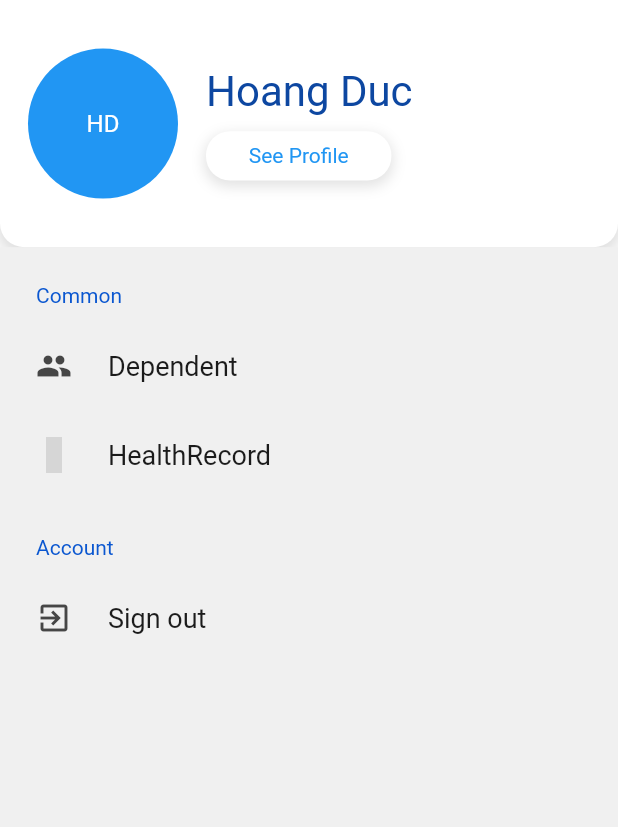
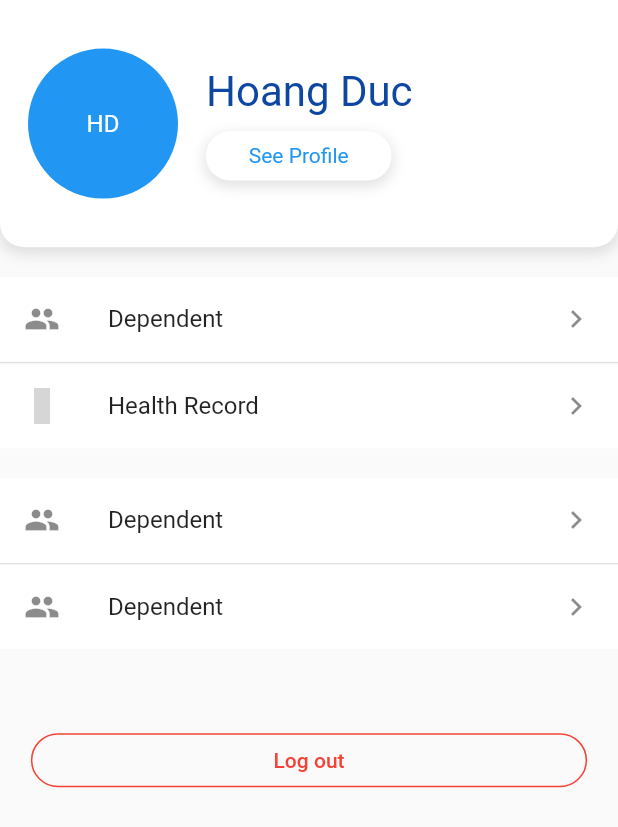
Before and after one commit to CapstoneProject-DrFamily/Mobile_Users_App, a Flutter app: the SettingPage screen opened directly, on a phone screen of 412 x 824 dp. Shown: the top 827 px of the screen. Run offline on Flutter 3.47's test engine with Material 2 defaults, Android fonts, the phone set to English and light mode, and no system bars; drawn by our look-alikes of settings_ui; our stand-ins replace bottom_navy_bar, custom_radio_grouped_button, eva_icons_flutter, firebase_auth, flutter_datetime_picker, flutter_rating_bar and 10 more; missing offline and left inert: commons, flutter_picker, keyboard_visibility; accounts and stored records are empty; grey boxes are pictures that could not be loaded.

Commit message:
fix setting page user

```diff
--- a/lib/screens/landing_page/setting.dart
+++ b/lib/screens/landing_page/setting.dart
@@ -13,40 +13,76 @@ class SettingPage extends StatelessWidget {
         body: Column(
           children: [
             _buildHeader(context),
-            Flexible(
-              child: SettingsList(
-                sections: [
-                  SettingsSection(
-                    title: 'Common',
-                    tiles: [
-                      SettingsTile(
-                        title: 'Dependent',
-                        leading: Icon(Icons.people),
-                      ),
-                      SettingsTile(
-                        title: 'HealthRecord',
-                        onTap: () {
-                          Navigator.push(
-                            context,
-                            MaterialPageRoute(
-                              builder: (context) => HealthRecordScreen(),
-                            ),
-                          );
-                        },
-                        leading: Icon(EvaIcons.activityOutline),
-                      ),
-                    ],
+            Column(
+              crossAxisAlignment: CrossAxisAlignment.start,
+              children: [
+                SizedBox(
+                  height: 20,
+                ),
+                Container(
+                  color: Colors.white,
+                  child: ListTile(
+                    leading: Icon(Icons.people),
+                    title: Text("Dependent"),
+                    trailing: Icon(Icons.keyboard_arrow_right),
                   ),
-                  SettingsSection(
-                    title: 'Account',
-                    tiles: [
-                      SettingsTile(
-                          title: 'Sign out', leading: Icon(Icons.exit_to_app)),
-                    ],
+                ),
+                Divider(
+                  height: 2,
+                ),
+                Container(
+                  color: Colors.white,
+                  child: ListTile(
+                    leading: Icon(EvaIcons.activityOutline),
+                    title: Text("Health Record"),
+                    trailing: Icon(Icons.keyboard_arrow_right),
                   ),
-                ],
-              ),
-            ),
+                ),
+                SizedBox(
+                  height: 20,
+                ),
+                Container(
+                  color: Colors.white,
+                  child: ListTile(
+                    leading: Icon(Icons.people),
+                    title: Text("Dependent"),
+                    trailing: Icon(Icons.keyboard_arrow_right),
+                  ),
+                ),
+                Divider(
+                  height: 2,
+                ),
+                Container(
+                  color: Colors.white,
+                  child: ListTile(
+                    leading: Icon(Icons.people),
+                    title: Text("Dependent"),
+                    trailing: Icon(Icons.keyboard_arrow_right),
+                  ),
+                ),
+                SizedBox(
+                  height: 50,
+                ),
+                Row(
+                  mainAxisAlignment: MainAxisAlignment.center,
+                  children: [
+                    Container(
+                      width: MediaQuery.of(context).size.width * 0.9,
+                      child: FlatButton(
+                          shape: RoundedRectangleBorder(
+                            side: BorderSide(color: Colors.red),
+                            borderRadius: BorderRadius.circular(20.0),
+                          ),
+                          onPressed: () {},
+                          child: Text(
+                            'Log out',
+                            style: TextStyle(color: Colors.red),
+                          )),
+                    ),
+                  ],
+                )
+              ],
+            )
           ],
         ),
       ),
```
